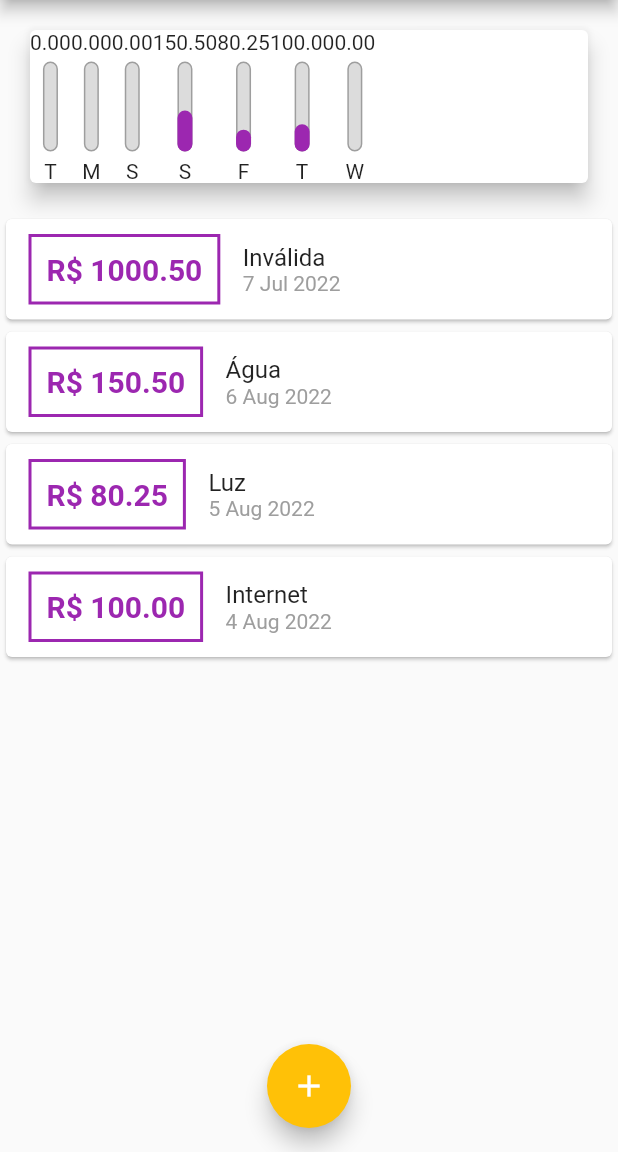
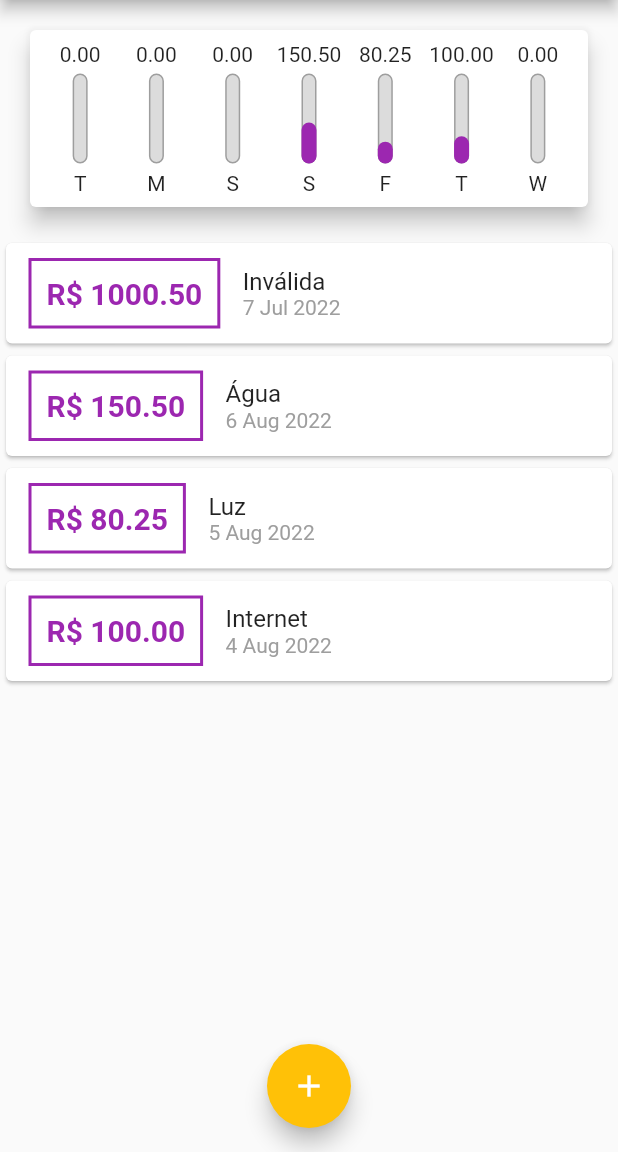
Before and after one commit to KevinCaires/personal_spent, a Flutter app: the screen it shows after launch, on a phone screen of 412 x 824 dp, the part 84-1236 px from its top. Run offline on Flutter 3.47's test engine with Material 2 defaults, Android fonts, the phone set to English and light mode, and no system bars.

Commit message:
ADD FittedBox Widget to separate spaces between chart elements.

```diff
--- a/lib/components/chart.dart
+++ b/lib/components/chart.dart
@@ -17,7 +17,9 @@ class ChartBar extends StatelessWidget {
   Widget build(BuildContext context) {
     return Column(
       children: <Widget>[
-        Text(value.toStringAsFixed(2)),
+        FittedBox(
+          child: Text(value.toStringAsFixed(2)),
+        ),
         const SizedBox(height: 5),
         Container(
           height: 60,
@@ -94,14 +96,21 @@ class Chart extends StatelessWidget {
     return Card(
       elevation: 6,
       margin: EdgeInsets.all(20),
+      child: Padding(
+        padding: const EdgeInsets.all(8.0),
         child: Row(
+          mainAxisAlignment: MainAxisAlignment.spaceAround,
           children: groupedTransactions.map((tr) {
-          return ChartBar(
+            return Flexible(
+              fit: FlexFit.tight,
+              child: ChartBar(
                 label: tr['day'].toString(),
                 value: double.parse(tr['value'].toString()),
                 percentage: (tr['value'] as double) / _weekTotalValue,
+              ),
             );
           }).toList(),
+        ),
       ),
     );
   }
```
Lines whose indentation alone changed are shown as unchanged.
